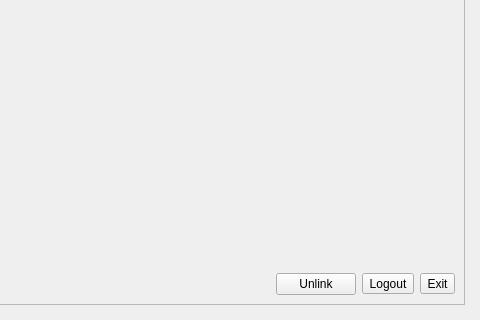
First picture: the form in pcloudwindow.ui, repository pcloudcom/psyncgui, before the edit; both pictures show x 365 to 845 and y 324 to 644 of the 845 by 644 pixel window.
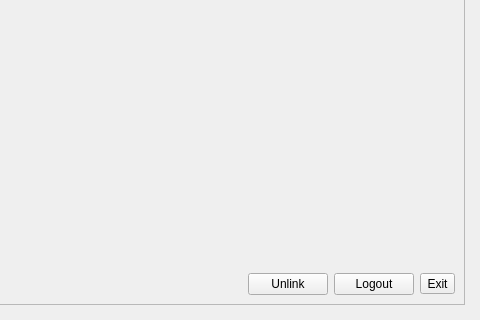
Second picture: the form after the edit. Icons and pictures are not drawn.

Commit message: logout btn

Diff of the .ui file:
```diff
--- a/pcloudwindow.ui
+++ b/pcloudwindow.ui
@@ -456,7 +456,7 @@
                   </widget>
                  </item>
                  <item>
-                  <widget class="QToolButton" name="tBtnLogout">
+                  <widget class="QPushButton" name="btnLgout">
                    <property name="text">
                     <string>Logout</string>
                    </property>
```
The commit also changes 1 other file.
